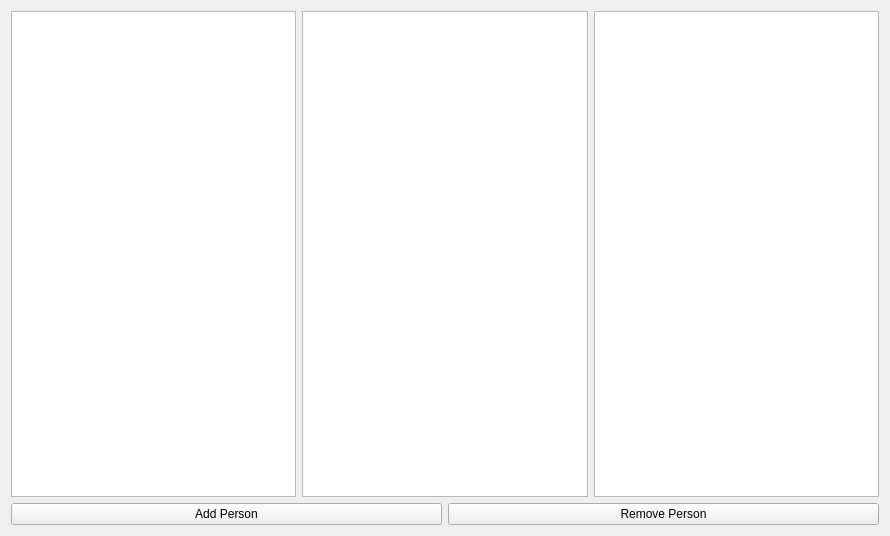
Before: the Qt Designer form CustomModelsTableModel/widget.ui in ThePowerfulProgrammer/CPPQtDevelopment, drawn with Qt 5.
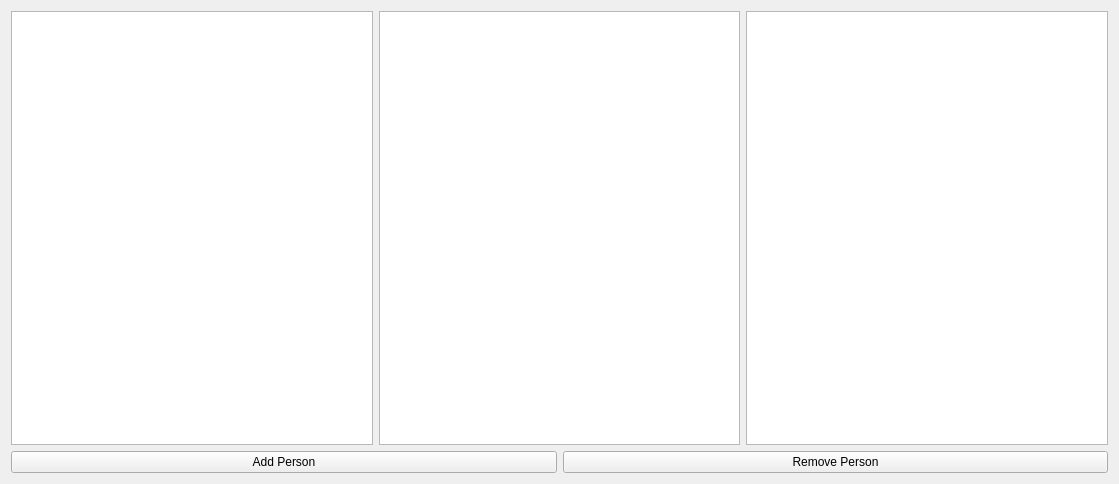
After: the same form once the commit is applied.

Commit message: paint() in delegate override the default widget drawing

```diff
--- a/CustomModelsTableModel/widget.ui
+++ b/CustomModelsTableModel/widget.ui
@@ -6,8 +6,8 @@
    <rect>
     <x>0</x>
     <y>0</y>
-    <width>890</width>
-    <height>536</height>
+    <width>1119</width>
+    <height>484</height>
    </rect>
   </property>
   <property name="windowTitle">
```
The commit also changes 4 other files.
